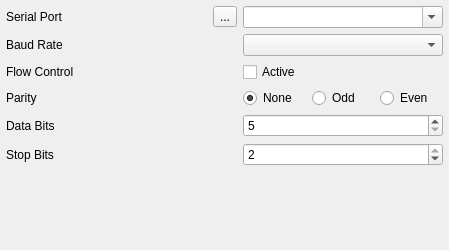
This is src/ui/SerialSettings.ui in calihem/qgroundcontrol as Qt 5 draws it before an edit. The edited form follows.
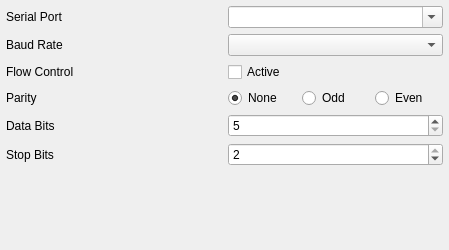
This is the edited form. Icons and pictures are not drawn.

Commit message: Removed Add Button in CommConfigurationWindow

Patch:
```diff
--- a/src/ui/SerialSettings.ui
+++ b/src/ui/SerialSettings.ui
@@ -24,7 +24,7 @@
      </property>
     </widget>
    </item>
-   <item row="0" column="2">
+   <item row="0" column="1">
     <widget class="QComboBox" name="portNameComboBox">
      <property name="editable">
       <bool>true</bool>
@@ -46,7 +46,7 @@
      </property>
     </widget>
    </item>
-   <item row="1" column="2">
+   <item row="1" column="1">
     <widget class="QComboBox" name="baudRateComboBox">
      <property name="editable">
       <bool>false</bool>
@@ -63,7 +63,7 @@
      </property>
     </widget>
    </item>
-   <item row="2" column="2">
+   <item row="2" column="1">
     <widget class="QCheckBox" name="flowControlCheckBox">
      <property name="text">
       <string>Active</string>
@@ -77,7 +77,7 @@
      </property>
     </widget>
    </item>
-   <item row="3" column="2">
+   <item row="3" column="1">
     <layout class="QHBoxLayout" name="horizontalLayout_2">
      <item>
       <widget class="QRadioButton" name="parNone">
@@ -112,7 +112,7 @@
      </property>
     </widget>
    </item>
-   <item row="4" column="2">
+   <item row="4" column="1">
     <widget class="QSpinBox" name="dataBitsSpinBox">
      <property name="sizePolicy">
       <sizepolicy hsizetype="Preferred" vsizetype="Fixed">
@@ -144,7 +144,7 @@
      </property>
     </widget>
    </item>
-   <item row="5" column="2">
+   <item row="5" column="1">
     <widget class="QSpinBox" name="stopBitsSpinBox">
      <property name="sizePolicy">
       <sizepolicy hsizetype="Preferred" vsizetype="Fixed">
@@ -169,7 +169,7 @@
      </property>
     </widget>
    </item>
-   <item row="6" column="0" colspan="3">
+   <item row="6" column="0" colspan="2">
     <spacer name="verticalSpacer">
      <property name="orientation">
       <enum>Qt::Vertical</enum>
@@ -182,17 +182,6 @@
      </property>
     </spacer>
    </item>
-   <item row="0" column="1">
-    <widget class="QToolButton" name="refreshButton">
-     <property name="text">
-      <string>...</string>
-     </property>
-     <property name="icon">
-      <iconset resource="../../mavground.qrc">
-       <normaloff>:/images/actions/view-refresh.svg</normaloff>:/images/actions/view-refresh.svg</iconset>
-     </property>
-    </widget>
-   </item>
   </layout>
   <action name="actionDelete">
    <property name="text">
```
The commit also changes 6 other files.
